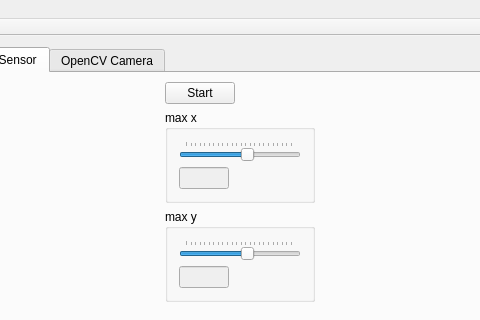
First picture: the form in mainwindow.ui, repository 607011/termenvox, before the edit; both pictures show x 340 to 820 and y 0 to 320 of the 975 by 456 pixel window.
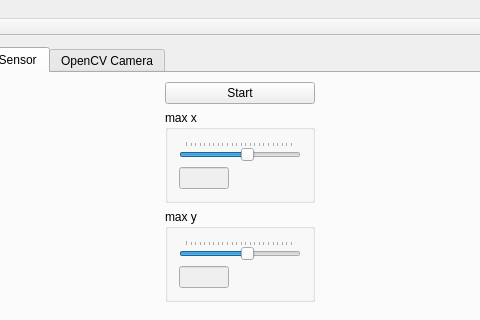
Second picture: the form after the edit. The open tabs and pages were chosen to show the change.

What changed in the file:
```diff
--- a/mainwindow.ui
+++ b/mainwindow.ui
@@ -1258,9 +1258,15 @@
             </property>
             <item>
              <widget class="QPushButton" name="leapOnOffPushButton">
+              <property name="sizePolicy">
+               <sizepolicy hsizetype="Minimum" vsizetype="Fixed">
+                <horstretch>0</horstretch>
+                <verstretch>0</verstretch>
+               </sizepolicy>
+              </property>
               <property name="maximumSize">
                <size>
-                <width>70</width>
+                <width>16777215</width>
                 <height>16777215</height>
                </size>
               </property>
```
Left out of the diff: 52 changed lines with no effect on the pictures.
